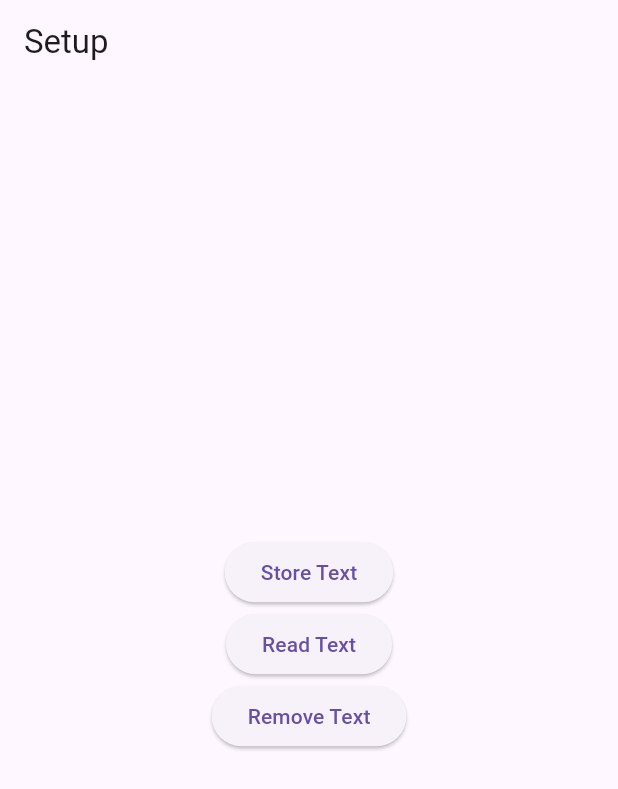
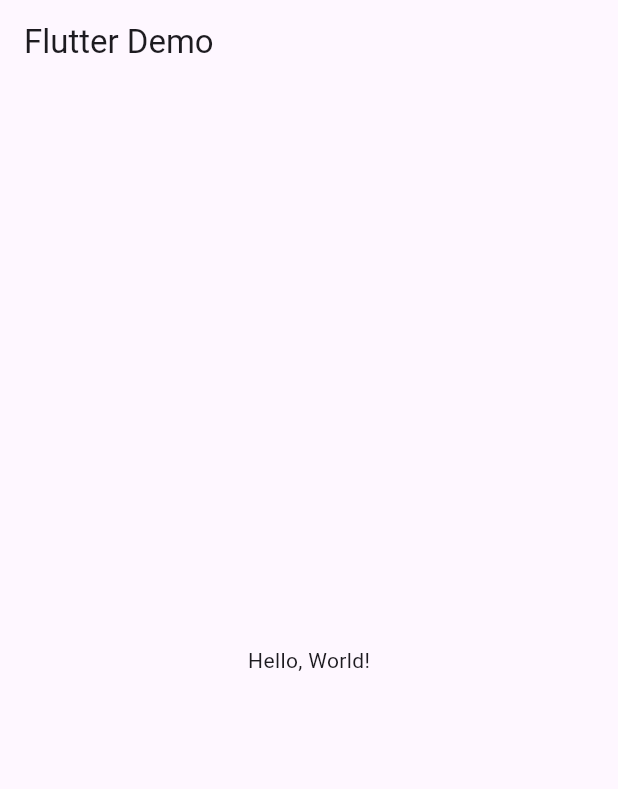
Before and after one commit to hafzdwlar097-ux/My-Fast-Build, a Flutter app: the screen it shows after launch, on a phone screen of 412 x 824 dp. Shown: the top 789 px of the screen. Run offline on Flutter 3.47's test engine with Material 3 defaults, Android fonts, the phone set to English and light mode, and no system bars.

Commit message:
Fresh Start

```diff
--- a/lib/main.dart
+++ b/lib/main.dart
@@ -1,76 +1,35 @@
 import 'package:flutter/material.dart';
-import 'package:shared_preferences/shared_preferences.dart';
 
 void main() {
   runApp(const MyApp());
 }
 
 class MyApp extends StatelessWidget {
-  const MyApp({Key? key}) : super(key: key);
+  const MyApp({super.key});
 
   @override
   Widget build(BuildContext context) {
     return MaterialApp(
+      title: 'Flutter Demo',
+      theme: ThemeData(
+        primarySwatch: Colors.blue,
+      ),
       home: const MyHomePage(),
     );
   }
 }
 
-class MyHomePage extends StatefulWidget {
-  const MyHomePage({Key? key}) : super(key: key);
-
-  @override
-  State<MyHomePage> createState() => _MyHomePageState();
-}
-
-class _MyHomePageState extends State<MyHomePage> {
-  String _StoredText = '';
-
-  Future<void> _storeText() async {
-    final prefs = await SharedPreferences.getInstance();
-    prefs.setString('storedText', 'Hello, World!');
-  }
-
-  Future<void> _readText() async {
-    final prefs = await SharedPreferences.getInstance();
-    setState(() {
-      _StoredText = prefs.getString('storedText') ?? '';
-    });
-  }
-
-  Future<void> _removeText() async {
-    final prefs = await SharedPreferences.getInstance();
-    prefs.remove('storedText');
-    setState(() {
-      _StoredText = '';
-    });
-  }
+class MyHomePage extends StatelessWidget {
+  const MyHomePage({super.key});
 
   @override
   Widget build(BuildContext context) {
     return Scaffold(
       appBar: AppBar(
-        title: const Text('Setup'),
+        title: const Text('Flutter Demo'),
       ),
-      body: Center(
-        child: Column(
-          mainAxisAlignment: MainAxisAlignment.center,
-          children: [
-            ElevatedButton(
-              onPressed: _storeText,
-              child: const Text('Store Text'),
-            ),
-            ElevatedButton(
-              onPressed: _readText,
-              child: const Text('Read Text'),
-            ),
-            ElevatedButton(
-              onPressed: _removeText,
-              child: const Text('Remove Text'),
-            ),
-            Text(_StoredText),
-          ],
-        ),
+      body: const Center(
+        child: Text('Hello, World!'),
       ),
     );
   }
```
